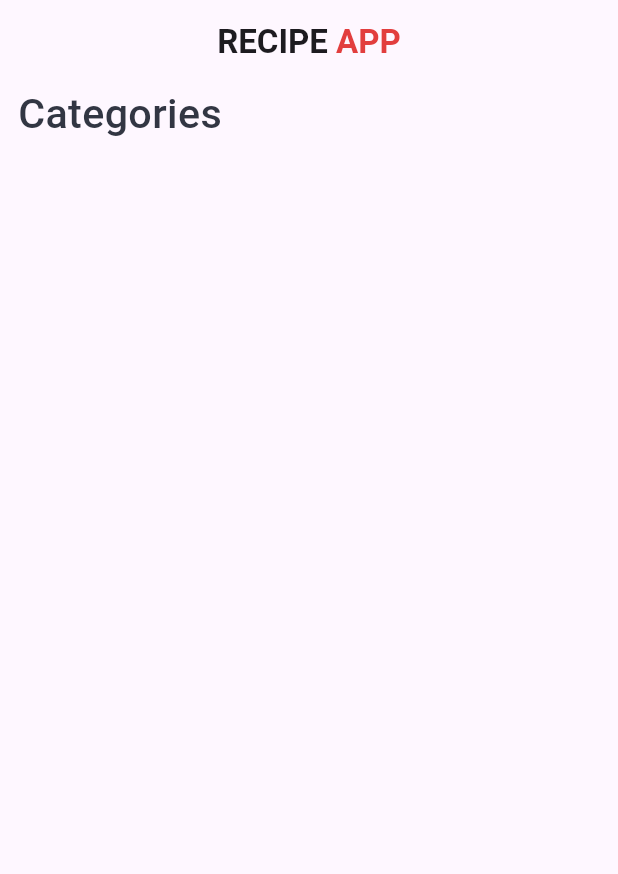
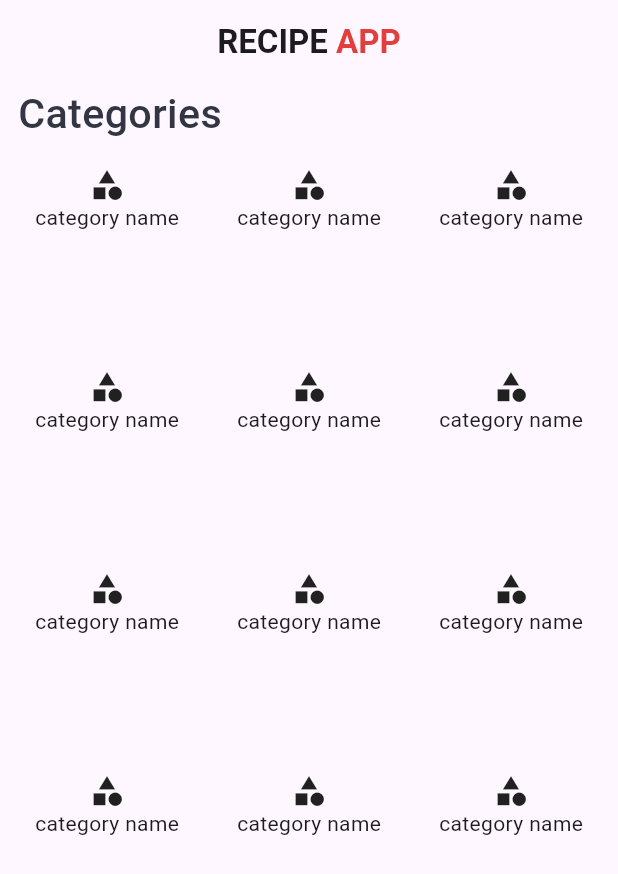
Before and after one commit to Abdalwanees/Project_Soft-2, a Flutter app: the HomeView screen opened directly, on a phone screen of 412 x 824 dp. Shown: the top 874 px of the screen. Run offline on Flutter 3.47's test engine with Material 3 defaults, Android fonts, the phone set to English and light mode, and no system bars.

Commit message:
create category list view widget and add it to home view

```diff
--- a/lib/views/home_view/home_view.dart
+++ b/lib/views/home_view/home_view.dart
@@ -1,6 +1,7 @@
 import 'package:flutter/material.dart';
 
 import '../../constants.dart';
+import '../../widgets/custom_widgets/custom_category_list_view.dart';
 
 class HomeView extends StatelessWidget {
   const HomeView({super.key});
@@ -49,6 +50,7 @@ class HomeView extends StatelessWidget {
                   ),
                 ),
                // here category list view
+                const CustomCategoryListView(),
               ],
             ),
           ),),
--- /dev/null
+++ b/lib/widgets/custom_widgets/custom_category_list_view.dart
@@ -0,0 +1,25 @@
+import 'package:flutter/material.dart';
+
+class CustomCategoryListView extends StatelessWidget {
+  const CustomCategoryListView({super.key});
+
+  @override
+  Widget build(BuildContext context) {
+    return GridView.builder(
+      physics: const NeverScrollableScrollPhysics(),
+      scrollDirection: Axis.vertical,
+      shrinkWrap: true,
+      itemCount: 12,
+      gridDelegate: const SliverGridDelegateWithFixedCrossAxisCount(
+        crossAxisCount: 3, // Number of columns
+        crossAxisSpacing: 16.0, // Spacing between columns
+        mainAxisSpacing: 16.0, // Spacing between rows
+      ),
+      itemBuilder: (context, index) {
+        return const Column(
+          children: [Icon(Icons.category), Text("category name")],
+        );
+      },
+    );
+  }
+}
```
